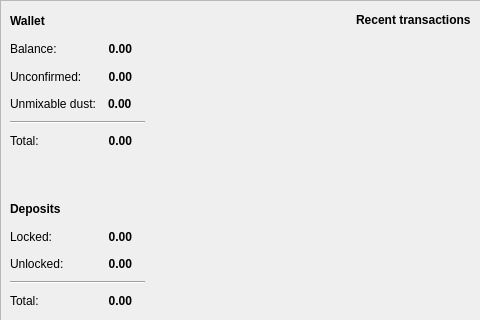
This is src/gui/ui/overviewframe.ui in seredat/karbowanecwallet as Qt 5 draws it before an edit; both pictures show x 0 to 480 and y 0 to 320 of the 980 by 590 pixel window. The edited form follows.
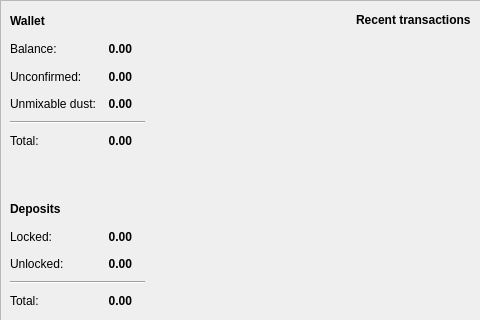
This is the edited form.

Commit message: Update deposits layout

Patch:
```diff
--- a/src/gui/ui/overviewframe.ui
+++ b/src/gui/ui/overviewframe.ui
@@ -329,6 +329,9 @@
         <property name="text">
          <string>0.00</string>
         </property>
+        <property name="alignment">
+         <set>Qt::AlignRight|Qt::AlignTrailing|Qt::AlignVCenter</set>
+        </property>
        </widget>
       </item>
       <item row="3" column="3">
```
The commit also changes 1 other file.
